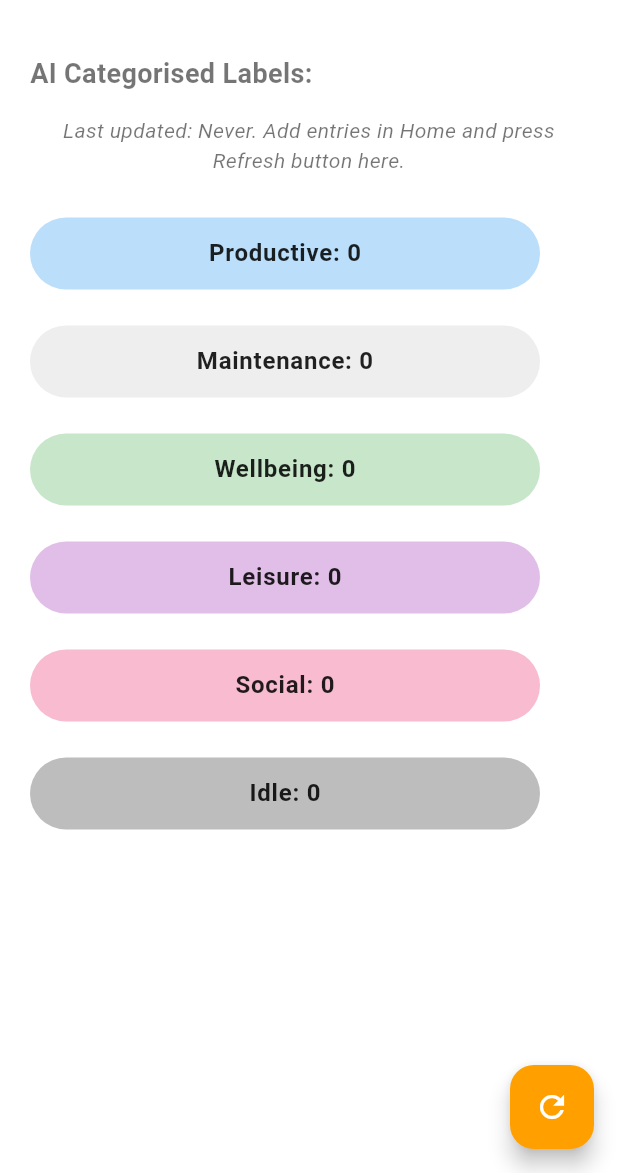
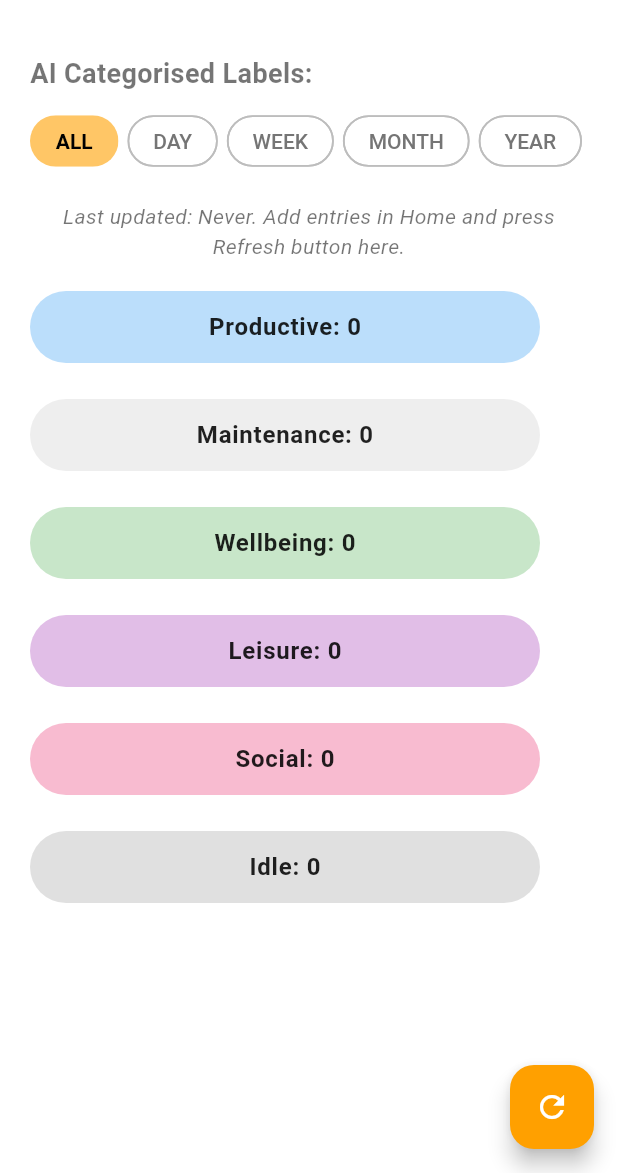
Before and after one commit to rashmishanbhogue/trackbackapp, a Flutter app: the AiMetricsScreen screen opened directly, on a phone screen of 412 x 824 dp, the part 63-1236 px from its top. Run offline on Flutter 3.47's test engine with Material 3 defaults, Android fonts, the phone set to English and light mode, and no system bars; our stand-ins replace fl_chart, flutter_dotenv, flutter_riverpod, flutter_svg, hive, hive_flutter; accounts and stored records are empty; Roboto replaces fonts that are missing (SF Pro).

Commit message:
ai metrics screen
added pills for the pill filters ui - data yet to be dynamically displayed based on the pills

```diff
--- a/lib/screens/ai_metrics_screen.dart
+++ b/lib/screens/ai_metrics_screen.dart
@@ -8,6 +8,9 @@ import '../models/entry.dart';
 import '../utils/ai_labeling.dart';
 import '../utils/hive_utils.dart';
 import '../utils/constants.dart';
+import '../theme.dart';
+
+enum TimeFilter { all, day, week, month, year }
 
 class AiMetricsScreen extends ConsumerStatefulWidget {
   const AiMetricsScreen({super.key});
@@ -21,6 +24,7 @@ class AiMetricsScreenState extends ConsumerState<AiMetricsScreen> {
   Map<String, int> labelCounts = {};
   Map<String, List<Entry>> labelToEntries = {};
   DateTime? lastUpdated;
+  TimeFilter selectedFilter = TimeFilter.all;
 
   @override
   void initState() {
@@ -187,7 +191,8 @@ class AiMetricsScreenState extends ConsumerState<AiMetricsScreen> {
                 'AI Categorised Labels:',
                 style: TextStyle(fontSize: 18, fontWeight: FontWeight.bold),
               ),
-              const SizedBox(height: 15),
+              buildFilterChips(theme, isDark),
+              const SizedBox(height: 8),
               Center(
                 child: Text(
                   lastUpdated != null
@@ -199,7 +204,7 @@ class AiMetricsScreenState extends ConsumerState<AiMetricsScreen> {
                   textAlign: TextAlign.center,
                 ),
               ),
-              const SizedBox(height: 16),
+              const SizedBox(height: 8),
               ...standardCategories.map((category) {
                 final count = labelCounts[category] ?? 0;
                 final entries = labelToEntries[category] ?? [];
@@ -233,8 +238,8 @@ class AiMetricsScreenState extends ConsumerState<AiMetricsScreen> {
                                     fontWeight: FontWeight.w600,
                                   ),
                                 ),
-                                const SizedBox(width: 15),
-                                SizedBox(
+                                // const SizedBox(width: 15),
+                                const SizedBox(
                                   width: 16,
                                   height: 16,
                                   child: CircularProgressIndicator(
@@ -305,7 +310,7 @@ class AiMetricsScreenState extends ConsumerState<AiMetricsScreen> {
                           ],
                   ),
                 );
-              }).toList(),
+              }),
             ],
           ),
         ),
@@ -317,39 +322,116 @@ class AiMetricsScreenState extends ConsumerState<AiMetricsScreen> {
   Color getCategoryColor(String category, bool isDark) {
     switch (category) {
       case 'Productive':
-        return isDark ? Colors.blue.shade200 : Colors.blue.shade100;
+        return isDark ? AppTheme.productiveDark : AppTheme.productiveLight;
       case 'Maintenance':
-        return isDark ? Colors.grey.shade500 : Colors.grey.shade200;
+        return isDark ? AppTheme.maintenanceDark : AppTheme.maintenanceLight;
       case 'Wellbeing':
-        return isDark ? Colors.green.shade200 : Colors.green.shade100;
+        return isDark ? AppTheme.wellbeingDark : AppTheme.wellbeingLight;
       case 'Leisure':
-        return isDark ? Colors.purple.shade200 : Colors.purple.shade100;
+        return isDark ? AppTheme.leisureDark : AppTheme.leisureLight;
       case 'Social':
-        return isDark ? Colors.pink.shade200 : Colors.pink.shade100;
+        return isDark ? AppTheme.socialDark : AppTheme.socialLight;
       case 'Idle':
-        return isDark ? Colors.grey.shade700 : Colors.grey.shade400;
+        return isDark ? AppTheme.idleDark : AppTheme.idleLight;
       default:
         return Colors.grey.shade200;
     }
   }
 
-  // background expansion chip entries colour
+  // background expansion chip entries lighter colour
   Color getLighterCategoryColor(String category, bool isDark) {
     switch (category) {
       case 'Productive':
-        return isDark ? Colors.blue.shade100 : Colors.blue.shade50;
+        return isDark
+            ? AppTheme.productiveDarkest
+            : AppTheme.productiveLightest;
       case 'Maintenance':
-        return isDark ? Colors.grey.shade400 : Colors.grey.shade100;
+        return isDark
+            ? AppTheme.maintenanceDarkest
+            : AppTheme.maintenanceLightest;
       case 'Wellbeing':
-        return isDark ? Colors.green.shade100 : Colors.green.shade50;
+        return isDark
+            ? AppTheme.maintenanceDarkest
+            : AppTheme.wellbeingLightest;
       case 'Leisure':
-        return isDark ? Colors.purple.shade100 : Colors.purple.shade50;
+        return isDark ? AppTheme.leisureDarkest : AppTheme.leisureLightest;
       case 'Social':
-        return isDark ? Colors.pink.shade100 : Colors.pink.shade50;
+        return isDark ? AppTheme.socialDarkest : AppTheme.socialLightest;
       case 'Idle':
-        return isDark ? Colors.grey.shade600 : Colors.grey.shade300;
+        return isDark ? AppTheme.idleDarkest : AppTheme.idleLightest;
       default:
         return Colors.grey.shade100;
     }
   }
+
+  Widget buildFilterChips(ThemeData theme, bool isDark) {
+    return Padding(
+      padding: const EdgeInsets.symmetric(vertical: 8),
+      child: SizedBox(
+        width: double.infinity,
+        child: SingleChildScrollView(
+          scrollDirection: Axis.horizontal,
+          child: Row(
+            children: TimeFilter.values.map((filter) {
+              final isSelected = selectedFilter == filter;
+              return Padding(
+                padding: const EdgeInsets.only(right: 6),
+                child: RawChip(
+                  label: Text(
+                    filter.name.toUpperCase(),
+                    style: TextStyle(
+                      color: isSelected
+                          ? (isDark ? Colors.white : Colors.black)
+                          : Colors.grey[600],
+                      fontWeight:
+                          isSelected ? FontWeight.bold : FontWeight.w500,
+                    ),
+                  ),
+                  selected: isSelected,
+                  onSelected: (selected) {
+                    if (selected) {
+                      setState(() {
+                        selectedFilter = filter;
+                      });
+                    }
+                  },
+                  backgroundColor: Colors.transparent,
+                  selectedColor: theme.colorScheme.primary.withOpacity(0.6),
+                  shape: StadiumBorder(
+                    side: BorderSide(
+                      color: isSelected
+                          ? Colors.transparent
+                          // theme.colorScheme.primary
+                          : Colors.grey.shade400,
+                      width: 1.2,
+                    ),
+                  ),
+                  showCheckmark: false,
+                ),
+              );
+            }).toList(),
+          ),
+        ),
+      ),
+    );
+  }
+
+  void showFilterModal(TimeFilter filter) {
+    showDialog(
+      context: context,
+      barrierColor: Colors.black.withOpacity(0.2),
+      builder: (context) => Dialog(
+        shape: RoundedRectangleBorder(borderRadius: BorderRadius.circular(16)),
+        child: const Padding(
+          padding: EdgeInsets.all(20),
+          child: Column(
+            mainAxisSize: MainAxisSize.min,
+            children: [
+              // logic
+            ],
+          ),
+        ),
+      ),
+    );
+  }
 }
```
